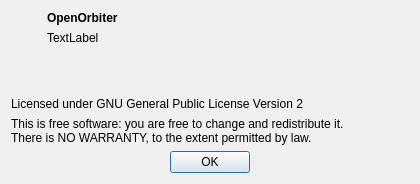
Old version of the form ui/form_about.ui in the repository pnordhus/openorbiter.
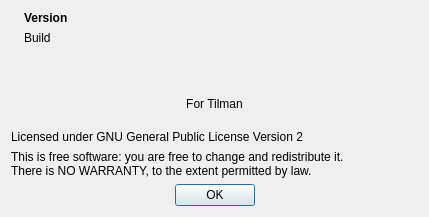
New version of the form. Icons and pictures are not drawn.

Patch:
```diff
--- a/ui/form_about.ui
+++ b/ui/form_about.ui
@@ -6,7 +6,7 @@
     <x>0</x>
     <y>0</y>
     <width>420</width>
-    <height>184</height>
+    <height>217</height>
    </rect>
   </property>
   <property name="windowTitle" >
@@ -15,18 +15,10 @@
   <property name="sizeGripEnabled" >
    <bool>false</bool>
   </property>
-  <layout class="QVBoxLayout" name="verticalLayout_3" >
-   <item>
-    <layout class="QHBoxLayout" name="horizontalLayout" >
-     <item>
       <layout class="QVBoxLayout" name="verticalLayout" >
-       <property name="rightMargin" >
-        <number>10</number>
-       </property>
-       <property name="bottomMargin" >
-        <number>10</number>
-       </property>
        <item>
+    <layout class="QGridLayout" name="gridLayout" >
+     <item rowspan="3" row="0" column="0" >
         <widget class="QLabel" name="label_2" >
          <property name="sizePolicy" >
           <sizepolicy vsizetype="Maximum" hsizetype="Maximum" >
@@ -42,24 +34,7 @@
          </property>
         </widget>
        </item>
-       <item>
-        <spacer name="verticalSpacer_2" >
-         <property name="orientation" >
-          <enum>Qt::Vertical</enum>
-         </property>
-         <property name="sizeHint" stdset="0" >
-          <size>
-           <width>20</width>
-           <height>40</height>
-          </size>
-         </property>
-        </spacer>
-       </item>
-      </layout>
-     </item>
-     <item>
-      <layout class="QVBoxLayout" name="verticalLayout_2" >
-       <item>
+     <item row="0" column="1" >
         <widget class="QLabel" name="lblVersion" >
          <property name="font" >
           <font>
@@ -68,16 +43,31 @@
           </font>
          </property>
          <property name="text" >
-          <string>OpenOrbiter</string>
+        <string>Version</string>
          </property>
         </widget>
        </item>
-       <item>
+     <item row="1" column="1" >
         <widget class="QLabel" name="lblBuildTime" >
          <property name="text" >
-          <string>TextLabel</string>
-         </property>
-        </widget>
+        <string>Build</string>
+       </property>
+      </widget>
+     </item>
+     <item row="2" column="1" >
+      <spacer name="verticalSpacer_2" >
+       <property name="orientation" >
+        <enum>Qt::Vertical</enum>
+       </property>
+       <property name="sizeHint" stdset="0" >
+        <size>
+         <width>128</width>
+         <height>18</height>
+        </size>
+       </property>
+      </spacer>
+     </item>
+    </layout>
        </item>
        <item>
         <spacer name="verticalSpacer" >
@@ -86,15 +76,27 @@
          </property>
          <property name="sizeHint" stdset="0" >
           <size>
-           <width>20</width>
-           <height>40</height>
+       <width>407</width>
+       <height>13</height>
           </size>
          </property>
         </spacer>
        </item>
-      </layout>
-     </item>
-    </layout>
+   <item>
+    <widget class="QLabel" name="label_4" >
+     <property name="minimumSize" >
+      <size>
+       <width>0</width>
+       <height>40</height>
+      </size>
+     </property>
+     <property name="text" >
+      <string>For Tilman</string>
+     </property>
+     <property name="alignment" >
+      <set>Qt::AlignCenter</set>
+     </property>
+    </widget>
    </item>
    <item>
     <widget class="QLabel" name="label" >
```
Lines whose indentation alone changed are shown as unchanged.
